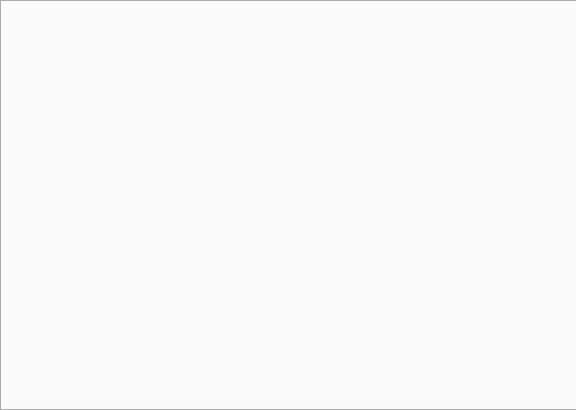
RaphCucul/Image-registration-GUI, file ui/zalozky.ui: the form before one commit.
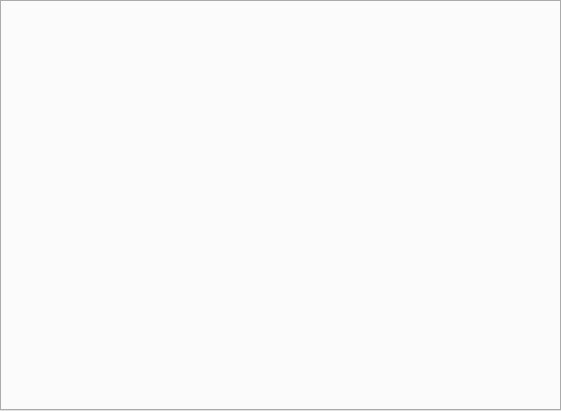
The form after the commit.

Diff of the .ui file:
```diff
--- a/ui/zalozky.ui
+++ b/ui/zalozky.ui
@@ -6,10 +6,16 @@
    <rect>
     <x>0</x>
     <y>0</y>
-    <width>576</width>
-    <height>410</height>
+    <width>561</width>
+    <height>411</height>
    </rect>
   </property>
+  <property name="sizePolicy">
+   <sizepolicy hsizetype="Expanding" vsizetype="Expanding">
+    <horstretch>0</horstretch>
+    <verstretch>0</verstretch>
+   </sizepolicy>
+  </property>
   <property name="windowTitle">
    <string>Form</string>
   </property>
@@ -18,7 +24,7 @@
     <rect>
      <x>0</x>
      <y>0</y>
-     <width>581</width>
+     <width>561</width>
      <height>411</height>
     </rect>
    </property>
```
